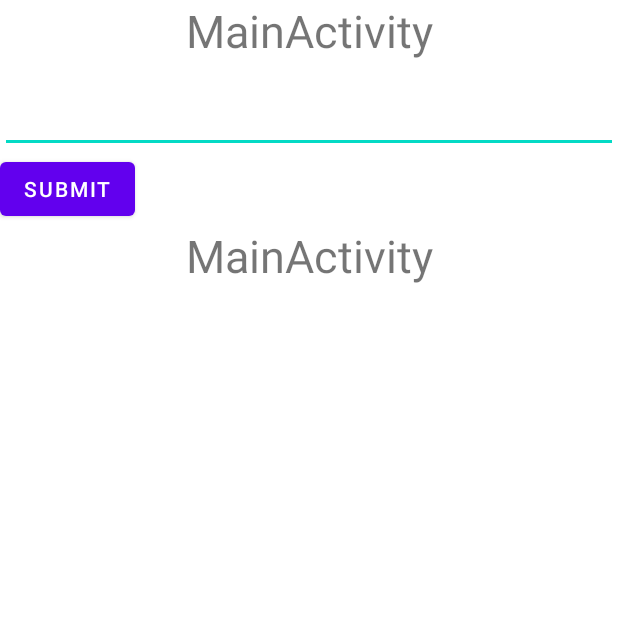
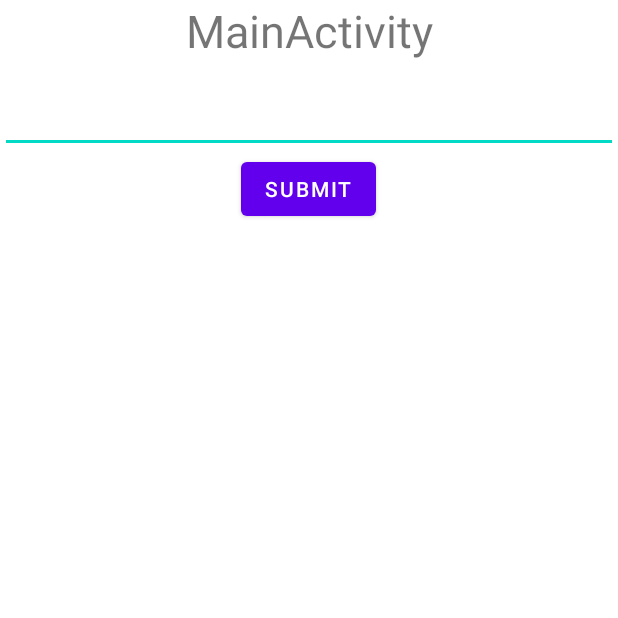
Before and after one commit to Kimsj912/MobileComputing, an Android app: the screen it shows after launch (MainActivity), on a phone screen of 412 x 824 dp, the top half of it. Run offline under Robolectric (Android 15) with nearby library versions, the phone set to English and light mode, and no system bars; our stand-ins replace navigation-ui.

```diff
--- a/app/src/main/res/layout/activity_main.xml
+++ b/app/src/main/res/layout/activity_main.xml
@@ -7,6 +7,7 @@
     android:orientation="vertical">
 
     <TextView
+        android:id="@+id/txtMainView1"
         android:layout_width="match_parent"
         android:layout_height="wrap_content"
         android:gravity="center"
@@ -21,14 +22,7 @@
         android:id="@+id/btnSub"
         android:layout_width="wrap_content"
         android:layout_height="wrap_content"
-        android:gravity="center"
+        android:layout_gravity="center"
         android:text="submit" />
-    <TextView
-        android:id="@+id/txtMainView1"
-        android:layout_width="match_parent"
-        android:layout_height="wrap_content"
-        android:gravity="center"
-        android:textSize="30sp"
-        android:text="MainActivity" />
 
 </LinearLayout>
```
